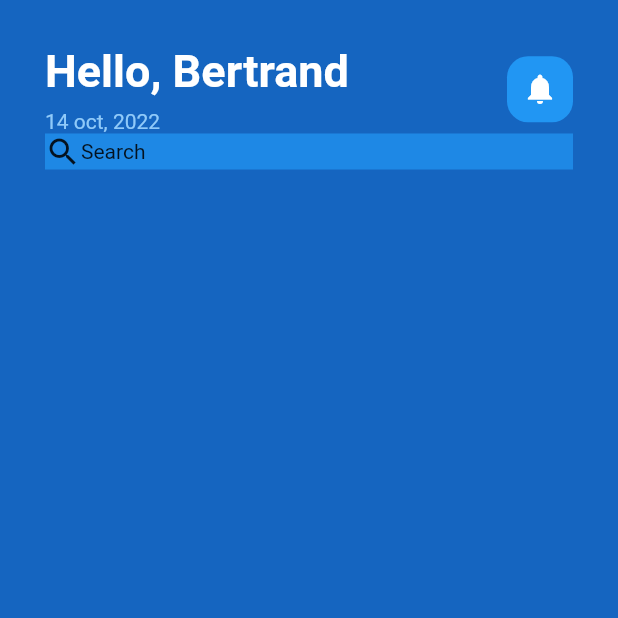
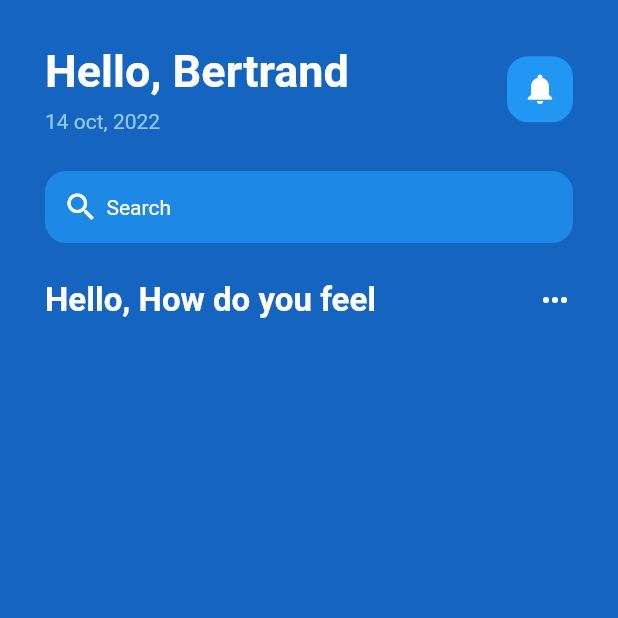
Before and after one commit to Variant13/DesigneApp, a Flutter app: the screen it shows after launch, on a phone screen of 412 x 824 dp, the top half of it. Run offline on Flutter 3.47's test engine with Material 2 defaults, Android fonts, the phone set to English and light mode, and no system bars.

Commit message:
end of  search bar

```diff
--- a/lib/pages/home_page.dart
+++ b/lib/pages/home_page.dart
@@ -68,18 +68,52 @@ class _HomePageState extends State<HomePage> {
                 )
               ],
             ),
+            SizedBox(height: 25,
+            ),
 
             //search bar
             Container(
-              decoration: BoxDecoration(color: Colors.blue[600],
+              decoration: BoxDecoration(
+                color: Colors.blue[600],
+                borderRadius: BorderRadius.circular(14),
               ),
+              padding: EdgeInsets.all(12),
               // ignore: prefer_const_constructors, prefer_const_literals_to_create_immutables
               child: Row(children: [
-                Icon(Icons.search),
-                Text('Search'),
+                Icon(Icons.search,
+                color: Colors.white,
+                ),
+                SizedBox(width: 5,),
+                Text('Search',
+                // ignore: prefer_const_constructors
+                style:TextStyle(
+                  color: Colors.white,
+                ) ,
+                ),
               ]
               ),
-            )
+            ),
+             SizedBox(
+              height: 25,
+            ),
+
+             Row(
+              mainAxisAlignment: MainAxisAlignment.spaceBetween,
+               children: [
+                 Text(
+                          'Hello, How do you feel',
+                          // ignore: prefer_const_constructors
+                          style: TextStyle(
+                            color: Colors.white,
+                            fontSize: 22,
+                            fontWeight: FontWeight.bold,
+                          ),
+                        ),
+                        Icon(Icons.more_horiz,
+                        color:Colors.white,
+                        ),
+               ],
+             ),
           ]),
         ),
       ),
```
